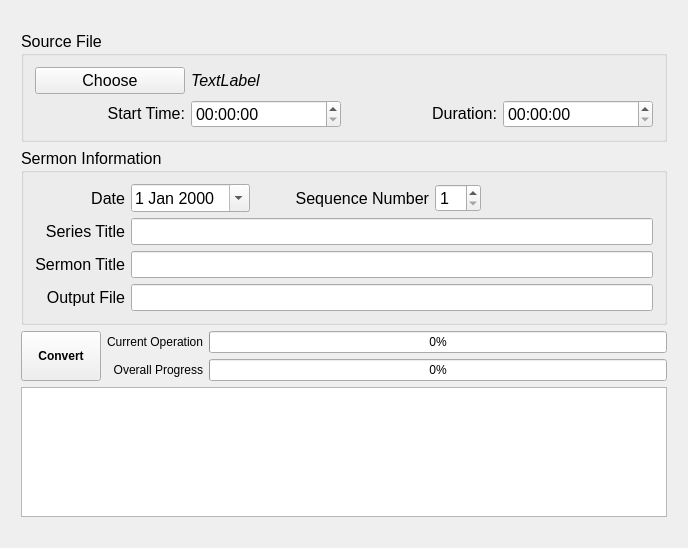
Old version of the form sermonconvert/qt/MainWindow.ui in the repository tedcarnahan/sermonconvert.
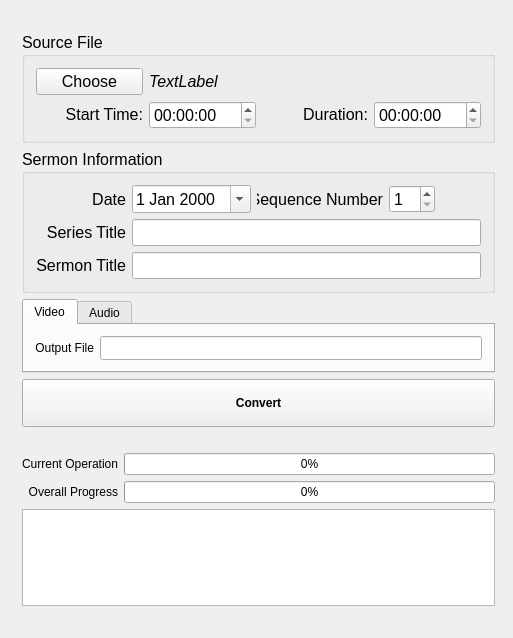
New version of the form.

Commit message: Add current operation status readout

The edit to the form file:
```diff
--- a/sermonconvert/qt/MainWindow.ui
+++ b/sermonconvert/qt/MainWindow.ui
@@ -9,8 +9,8 @@
    <rect>
     <x>0</x>
     <y>0</y>
-    <width>688</width>
-    <height>548</height>
+    <width>513</width>
+    <height>638</height>
    </rect>
   </property>
   <property name="sizePolicy">
@@ -32,8 +32,15 @@
      <verstretch>0</verstretch>
     </sizepolicy>
    </property>
-   <layout class="QVBoxLayout" name="verticalLayout_6">
-    <item>
+   <widget class="QWidget" name="">
+    <property name="geometry">
+     <rect>
+      <x>12</x>
+      <y>12</y>
+      <width>493</width>
+      <height>614</height>
+     </rect>
+    </property>
      <layout class="QVBoxLayout" name="verticalLayout_12">
       <property name="leftMargin">
        <number>10</number>
@@ -167,7 +174,7 @@
          <string>Sermon Information</string>
         </property>
         <layout class="QGridLayout" name="gridLayout_2">
-         <item row="4" column="0">
+        <item row="5" column="0">
           <widget class="QLabel" name="labelTitle">
            <property name="sizePolicy">
             <sizepolicy hsizetype="Maximum" vsizetype="Preferred">
@@ -183,7 +190,7 @@
            </property>
           </widget>
          </item>
-         <item row="0" column="1">
+        <item row="1" column="1">
           <widget class="QDateEdit" name="sermonDate">
            <property name="enabled">
             <bool>true</bool>
@@ -199,7 +206,7 @@
            </property>
           </widget>
          </item>
-         <item row="1" column="0">
+        <item row="2" column="0">
           <widget class="QLabel" name="labelSeries">
            <property name="sizePolicy">
             <sizepolicy hsizetype="Minimum" vsizetype="Preferred">
@@ -215,7 +222,7 @@
            </property>
           </widget>
          </item>
-         <item row="0" column="0">
+        <item row="1" column="0">
           <widget class="QLabel" name="labelDate">
            <property name="sizePolicy">
             <sizepolicy hsizetype="Minimum" vsizetype="Preferred">
@@ -231,7 +238,7 @@
            </property>
           </widget>
          </item>
-         <item row="0" column="4">
+        <item row="1" column="3">
           <widget class="QSpinBox" name="sequenceNumber">
            <property name="enabled">
             <bool>true</bool>
@@ -262,7 +269,7 @@
            </property>
           </widget>
          </item>
-         <item row="0" column="3">
+        <item row="1" column="2">
           <widget class="QLabel" name="labelSequence">
            <property name="sizePolicy">
             <sizepolicy hsizetype="MinimumExpanding" vsizetype="Preferred">
@@ -278,7 +285,7 @@
            </property>
           </widget>
          </item>
-         <item row="0" column="5">
+        <item row="1" column="4">
           <spacer name="horizontalSpacer">
            <property name="orientation">
             <enum>Qt::Horizontal</enum>
@@ -294,7 +301,7 @@
            </property>
           </spacer>
          </item>
-         <item row="1" column="1" colspan="5">
+        <item row="2" column="1" colspan="4">
           <widget class="QLineEdit" name="seriesTitle">
            <property name="enabled">
             <bool>true</bool>
@@ -307,7 +314,7 @@
            </property>
           </widget>
          </item>
-         <item row="4" column="1" colspan="5">
+        <item row="5" column="1" colspan="4">
           <widget class="QLineEdit" name="sermonTitle">
            <property name="enabled">
             <bool>true</bool>
@@ -320,7 +327,48 @@
            </property>
           </widget>
          </item>
-         <item row="5" column="0">
+       </layout>
+      </widget>
+     </item>
+     <item>
+      <widget class="QTabWidget" name="tabWidget">
+       <property name="sizePolicy">
+        <sizepolicy hsizetype="Expanding" vsizetype="MinimumExpanding">
+         <horstretch>0</horstretch>
+         <verstretch>0</verstretch>
+        </sizepolicy>
+       </property>
+       <property name="tabPosition">
+        <enum>QTabWidget::North</enum>
+       </property>
+       <property name="tabShape">
+        <enum>QTabWidget::Rounded</enum>
+       </property>
+       <property name="currentIndex">
+        <number>0</number>
+       </property>
+       <widget class="QWidget" name="video">
+        <property name="sizePolicy">
+         <sizepolicy hsizetype="Expanding" vsizetype="Preferred">
+          <horstretch>0</horstretch>
+          <verstretch>0</verstretch>
+         </sizepolicy>
+        </property>
+        <attribute name="title">
+         <string>Video</string>
+        </attribute>
+        <layout class="QGridLayout" name="gridLayout_4">
+         <item row="0" column="1">
+          <widget class="QLineEdit" name="outputFile">
+           <property name="sizePolicy">
+            <sizepolicy hsizetype="Expanding" vsizetype="Preferred">
+             <horstretch>0</horstretch>
+             <verstretch>0</verstretch>
+            </sizepolicy>
+           </property>
+          </widget>
+         </item>
+         <item row="0" column="0">
           <widget class="QLabel" name="labelOutputFile">
            <property name="sizePolicy">
             <sizepolicy hsizetype="Minimum" vsizetype="Preferred">
@@ -336,17 +384,44 @@
            </property>
           </widget>
          </item>
-         <item row="5" column="1" colspan="5">
-          <widget class="QLineEdit" name="outputFile">
+        </layout>
+       </widget>
+       <widget class="QWidget" name="audio">
            <property name="sizePolicy">
             <sizepolicy hsizetype="Expanding" vsizetype="Preferred">
              <horstretch>0</horstretch>
              <verstretch>0</verstretch>
             </sizepolicy>
            </property>
-          </widget>
-         </item>
-        </layout>
+        <attribute name="title">
+         <string>Audio</string>
+        </attribute>
+       </widget>
+      </widget>
+     </item>
+     <item>
+      <widget class="QPushButton" name="convertButton">
+       <property name="sizePolicy">
+        <sizepolicy hsizetype="MinimumExpanding" vsizetype="Expanding">
+         <horstretch>0</horstretch>
+         <verstretch>0</verstretch>
+        </sizepolicy>
+       </property>
+       <property name="minimumSize">
+        <size>
+         <width>48</width>
+         <height>48</height>
+        </size>
+       </property>
+       <property name="font">
+        <font>
+         <weight>75</weight>
+         <bold>true</bold>
+        </font>
+       </property>
+       <property name="text">
+        <string>Convert</string>
+       </property>
        </widget>
       </item>
       <item>
@@ -354,7 +429,20 @@
         <property name="sizeConstraint">
          <enum>QLayout::SetMinimumSize</enum>
         </property>
-        <item row="0" column="2">
+       <item row="4" column="2">
+        <widget class="QProgressBar" name="overallProgress">
+         <property name="sizePolicy">
+          <sizepolicy hsizetype="Expanding" vsizetype="Fixed">
+           <horstretch>0</horstretch>
+           <verstretch>0</verstretch>
+          </sizepolicy>
+         </property>
+         <property name="value">
+          <number>0</number>
+         </property>
+        </widget>
+       </item>
+       <item row="2" column="2">
          <widget class="QProgressBar" name="operationProgress">
           <property name="value">
            <number>0</number>
@@ -364,7 +452,7 @@
           </property>
          </widget>
         </item>
-        <item row="0" column="1">
+       <item row="2" column="1">
          <widget class="QLabel" name="labelCurrentOperation">
           <property name="sizePolicy">
            <sizepolicy hsizetype="Minimum" vsizetype="Fixed">
@@ -386,7 +474,7 @@
           </property>
          </widget>
         </item>
-        <item row="1" column="1">
+       <item row="4" column="1">
          <widget class="QLabel" name="labelOverall">
           <property name="sizePolicy">
            <sizepolicy hsizetype="Minimum" vsizetype="Fixed">
@@ -402,35 +490,18 @@
           </property>
          </widget>
         </item>
-        <item row="1" column="2">
-         <widget class="QProgressBar" name="overallProgress">
-          <property name="sizePolicy">
-           <sizepolicy hsizetype="Expanding" vsizetype="Fixed">
-            <horstretch>0</horstretch>
-            <verstretch>0</verstretch>
-           </sizepolicy>
-          </property>
-          <property name="value">
-           <number>0</number>
-          </property>
-         </widget>
-        </item>
-        <item row="0" column="0" rowspan="2">
-         <widget class="QPushButton" name="convertButton">
-          <property name="sizePolicy">
-           <sizepolicy hsizetype="Fixed" vsizetype="Expanding">
-            <horstretch>0</horstretch>
-            <verstretch>0</verstretch>
-           </sizepolicy>
-          </property>
+       <item row="1" column="1" colspan="2">
+        <widget class="QLabel" name="operationName">
           <property name="font">
            <font>
-            <weight>75</weight>
-            <bold>true</bold>
+           <italic>true</italic>
            </font>
           </property>
           <property name="text">
-           <string>Convert</string>
+          <string/>
+         </property>
+         <property name="alignment">
+          <set>Qt::AlignCenter</set>
           </property>
          </widget>
         </item>
@@ -440,8 +511,7 @@
        <widget class="QTextEdit" name="outputWindow"/>
       </item>
      </layout>
-    </item>
-   </layout>
+   </widget>
   </widget>
  </widget>
  <layoutdefault spacing="6" margin="11"/>
```
Lines whose indentation alone changed are shown as unchanged. The commit also changes 2 other files.
